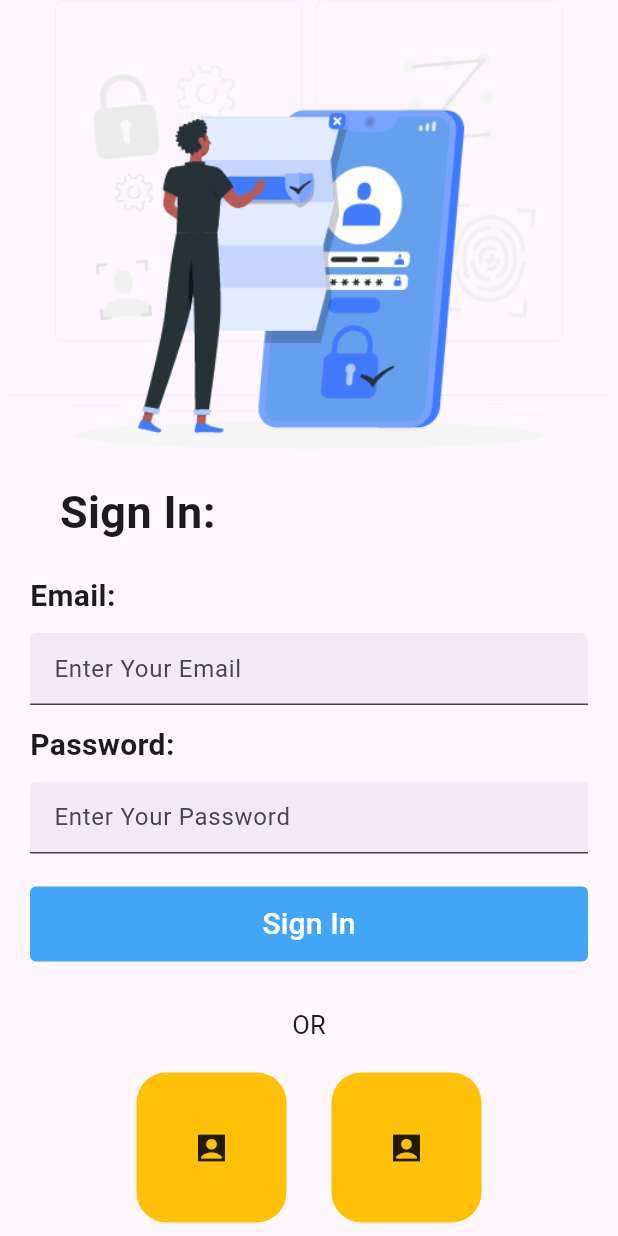
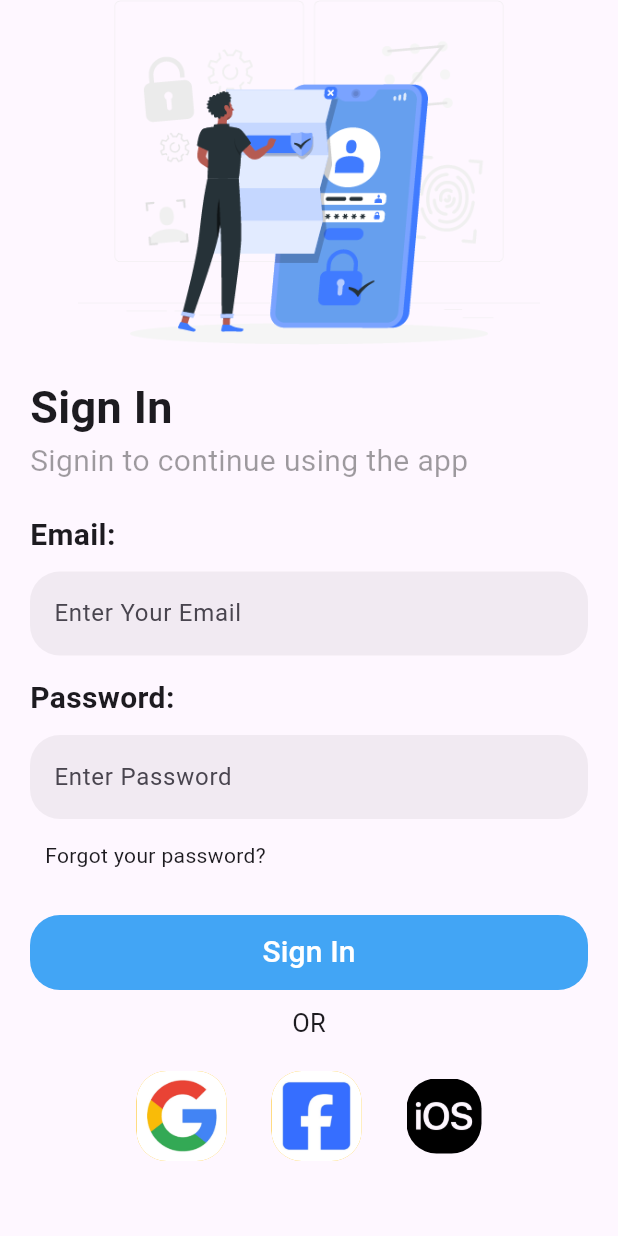
Before and after one commit to SaidBennana/play_store_test, a Flutter app: the screen it shows after launch, on a phone screen of 412 x 824 dp. Run offline on Flutter 3.47's test engine with Material 3 defaults, Android fonts, the light colour scheme and no system bars; our stand-ins replace get.

Commit message:
sign in 60%

```diff
--- a/lib/view/Auth/sign_in.dart
+++ b/lib/view/Auth/sign_in.dart
@@ -15,7 +15,7 @@ class Sign_in extends StatelessWidget {
           mainAxisAlignment: MainAxisAlignment.center,
           children: [
             Container(
-              height: 300,
+              height: 230,
               child: Image.asset("Assets/images/image_1.png"),
             ),
             Form(
@@ -26,13 +26,23 @@ class Sign_in extends StatelessWidget {
                   crossAxisAlignment: CrossAxisAlignment.start,
                   children: [
                     Padding(
-                      padding:
-                          const EdgeInsets.only(left: 20, top: 20, bottom: 20),
-                      child: Text(
-                        "Sign In:",
-                        textAlign: TextAlign.end,
-                        style: TextStyle(
-                            fontSize: 30, fontWeight: FontWeight.bold),
+                      padding: const EdgeInsets.only(top: 20, bottom: 20),
+                      child: Column(
+                        crossAxisAlignment: CrossAxisAlignment.start,
+                        children: [
+                          Text(
+                            "Sign In",
+                            style: TextStyle(
+                                fontSize: 30, fontWeight: FontWeight.bold),
+                          ),
+                          Text(
+                            "Signin to continue using the app  ",
+                            style: TextStyle(
+                                fontSize: 20,
+                                color: Colors.black38,
+                                fontWeight: FontWeight.w400),
+                          ),
+                        ],
                       ),
                     ),
                     Text(
@@ -44,13 +54,17 @@ class Sign_in extends StatelessWidget {
                       height: 10,
                     ),
                     SizedBox(
-                      height: 50,
+                      height: 60,
                       child: TextFormField(
                         decoration: InputDecoration(
-                            filled: true,
-                            fillColor: Colors.black.withOpacity(.05),
-                            hintText: "Enter Your Email",
-                            border: null),
+                          filled: true,
+                          fillColor: Colors.black.withOpacity(.05),
+                          hintText: "Enter Your Email",
+                          border: OutlineInputBorder(
+                            borderSide: BorderSide.none,
+                            borderRadius: BorderRadius.circular(20.0),
+                          ),
+                        ),
                       ),
                     ),
                     SizedBox(
@@ -67,14 +81,24 @@ class Sign_in extends StatelessWidget {
                       height: 10,
                     ),
                     SizedBox(
-                      height: 50,
+                      height: 60,
                       child: TextFormField(
                         decoration: InputDecoration(
                           filled: true,
                           fillColor: Colors.black.withOpacity(.05),
-                          hintText: "Enter Your Password",
-                          border: null,
+                          hintText: "Enter Password",
+                          border: OutlineInputBorder(
+                            borderSide: BorderSide.none,
+                            borderRadius: BorderRadius.circular(20.0),
+                          ),
                         ),
+                      ),
+                    ),
+                    Padding(
+                      padding: const EdgeInsets.all(10),
+                      child: InkWell(
+                        onTap: () {},
+                        child: Text("Forgot your password?"),
                       ),
                     ),
                     SizedBox(
--- a/lib/widgets/Button_auth.dart
+++ b/lib/widgets/Button_auth.dart
@@ -13,7 +13,7 @@ class Button_auth extends StatelessWidget {
       width: double.infinity,
       decoration: BoxDecoration(
         color: Colors.blue[400],
-        borderRadius: BorderRadius.circular(4),
+        borderRadius: BorderRadius.circular(20),
       ),
       height: 50,
       child: MaterialButton(
--- a/lib/widgets/Other_Auth.dart
+++ b/lib/widgets/Other_Auth.dart
@@ -10,7 +10,7 @@ class Card_Auth_Other extends StatelessWidget {
     return Column(
       children: [
         Padding(
-          padding: const EdgeInsets.only(top: 30),
+          padding: const EdgeInsets.only(top: 10),
           child: Row(
             mainAxisAlignment: MainAxisAlignment.center,
             crossAxisAlignment: CrossAxisAlignment.center,
@@ -31,10 +31,12 @@ class Card_Auth_Other extends StatelessWidget {
                 decoration: BoxDecoration(
                   borderRadius: BorderRadius.circular(20),
                   color: Colors.amber,
+                  image: DecorationImage(
+                    image: AssetImage("Assets/images/google.png"),
+                  ),
                 ),
-                width: 100,
-                height: 100,
-                child: Icon(Icons.account_box_sharp),
+                width: 60,
+                height: 60,
               ),
               SizedBox(
                 width: 30,
@@ -43,10 +45,25 @@ class Card_Auth_Other extends StatelessWidget {
                 decoration: BoxDecoration(
                   borderRadius: BorderRadius.circular(20),
                   color: Colors.amber,
+                  image: DecorationImage(
+                      image: AssetImage("Assets/images/facebook.jpeg"),
+                      fit: BoxFit.cover),
                 ),
-                width: 100,
-                height: 100,
-                child: Icon(Icons.account_box_sharp),
+                width: 60,
+                height: 60,
+              ),
+              SizedBox(
+                width: 30,
+              ),
+              Container(
+                decoration: BoxDecoration(
+                  borderRadius: BorderRadius.circular(20),
+                  image: DecorationImage(
+                      image: AssetImage("Assets/images/ios.png"),
+                      fit: BoxFit.cover),
+                ),
+                width: 50,
+                height: 50,
               ),
             ],
           ),
```
Also changed, not shown: Assets/images/facebook.jpeg (added), Assets/images/google.png (added), Assets/images/ios.png (added).
